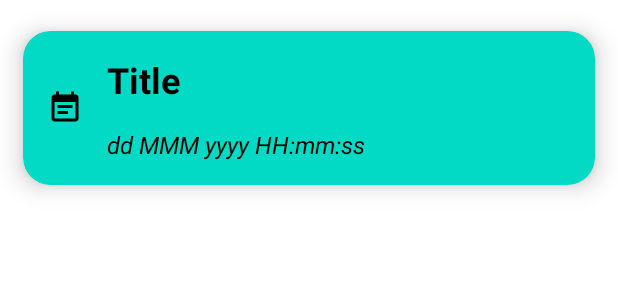
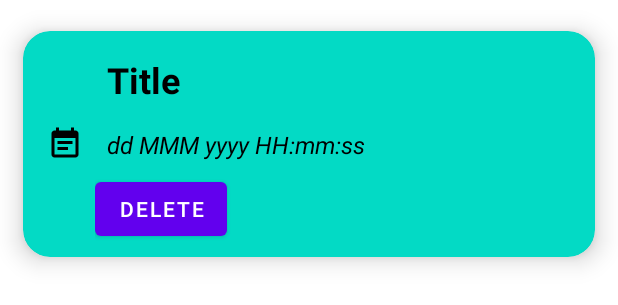
Before and after one commit to VladimPetrov/NotesManager, an Android app: the layout item_note.xml on its own in the app's theme, with its tools: preview values and no code run, on a phone screen of 412 x 824 dp. Shown: the top 305 px of the screen. Run offline under Robolectric (Android 15) with nearby library versions, the phone set to English and light mode, and no system bars.

```diff
--- a/app/src/main/AndroidManifest.xml
+++ b/app/src/main/AndroidManifest.xml
@@ -10,7 +10,7 @@
         android:supportsRtl="true"
         android:theme="@style/Theme.NotesManager">
         <activity
-            android:name=".MainActivity"
+            android:name=".ui.MainActivity"
             android:exported="true">
             <intent-filter>
                 <action android:name="android.intent.action.MAIN" />
--- a/app/src/main/res/layout/item_note.xml
+++ b/app/src/main/res/layout/item_note.xml
@@ -28,6 +28,7 @@
             android:orientation="vertical">
 
             <TextView
+                android:id="@+id/title_text_view"
                 android:layout_width="match_parent"
                 android:layout_height="wrap_content"
                 android:padding="8dp"
@@ -37,6 +38,7 @@
                 android:textStyle="bold" />
 
             <TextView
+                android:id="@+id/data_text_view"
                 android:layout_width="wrap_content"
                 android:layout_height="match_parent"
                 android:padding="8dp"
@@ -44,6 +46,13 @@
                 android:textColor="@color/black"
                 android:textSize="16sp"
                 android:textStyle="italic" />
+
+            <Button
+                android:id="@+id/delete_button"
+                android:padding="8dp"
+                android:layout_width="wrap_content"
+                android:layout_height="wrap_content"
+                android:text="@string/delete_button_text" />
         </LinearLayout>
     </LinearLayout>
 
--- a/app/src/main/res/values/strings.xml
+++ b/app/src/main/res/values/strings.xml
@@ -1,3 +1,4 @@
 <resources>
     <string name="app_name">NotesManager</string>
+    <string name="delete_button_text">Delete</string>
 </resources>
```
Also changed, not shown: app/src/main/java/ru/gb/notesmanager/ui/NoteAdapter.java (added, +52 -0 lines), app/src/main/java/ru/gb/notesmanager/ui/NoteViewHolder.java (added, +36 -0 lines), app/src/main/java/ru/gb/notesmanager/ui/OnNoteListener.java (added, +8 -0 lines), app/src/main/res/layout/activity_main.xml (+9 -12 lines).
